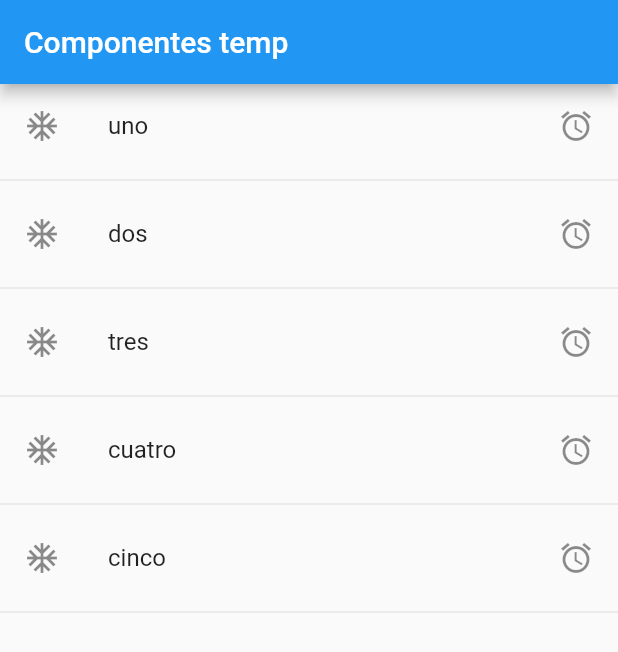
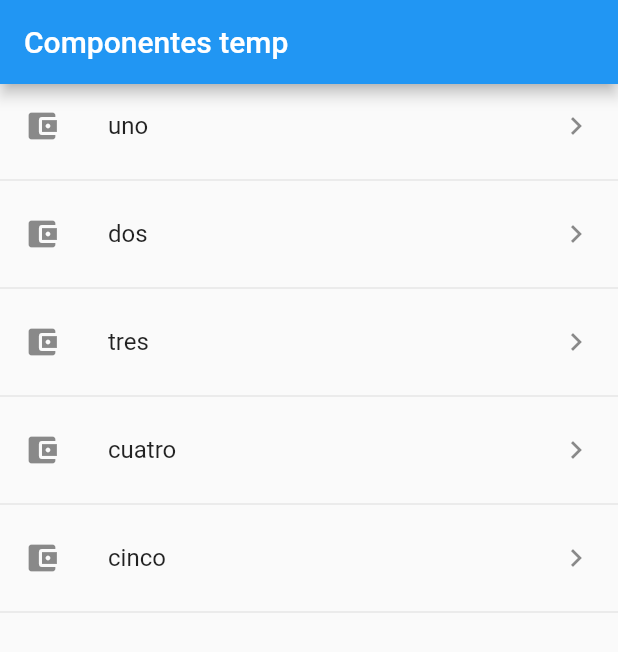
Before and after one commit to DanielGoycochea/components_flutter, a Flutter app: the screen it shows after launch, on a phone screen of 412 x 824 dp. Shown: the top 652 px of the screen. Run offline on Flutter 3.47's test engine with Material 2 defaults, Android fonts, the phone set to English and light mode, and no system bars.

Commit message:
update icons

```diff
--- a/lib/src/pages/home_temp.dart
+++ b/lib/src/pages/home_temp.dart
@@ -28,17 +28,19 @@ class HomePageTemp extends StatelessWidget {
   // }
 
   List<Widget> _createListShort() {
-    var widgets = options.map((item) => Column(
+    var widgets = options
+        .map((item) => Column(
               children: [
                 ListTile(
                   title: Text(item),
-              leading: Icon(Icons.ac_unit_outlined),
-              trailing: Icon(Icons.access_alarm),
-              onTap: (){},
+                  leading: Icon(Icons.account_balance_wallet),
+                  trailing: Icon(Icons.keyboard_arrow_right),
+                  onTap: () {},
                 ),
                 Divider()
               ],
-    )).toList();
+            ))
+        .toList();
     return widgets;
   }
 }
```
Lines whose indentation alone changed are shown as unchanged.
